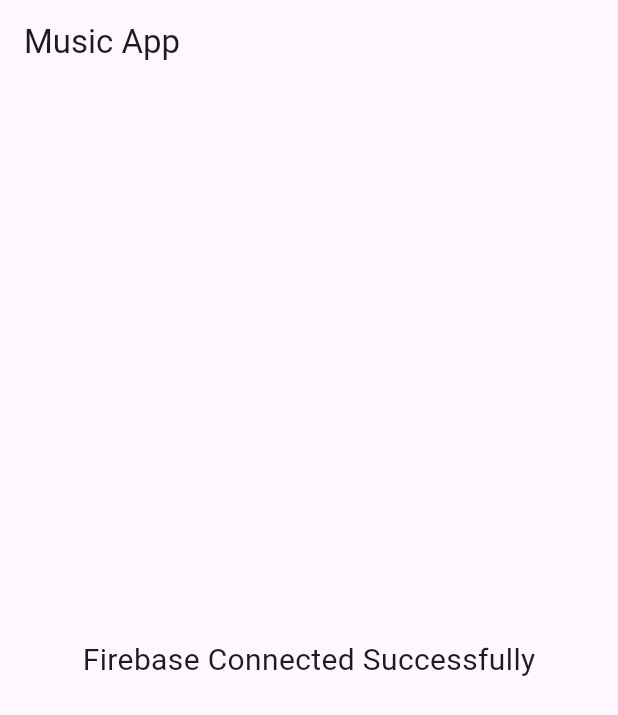
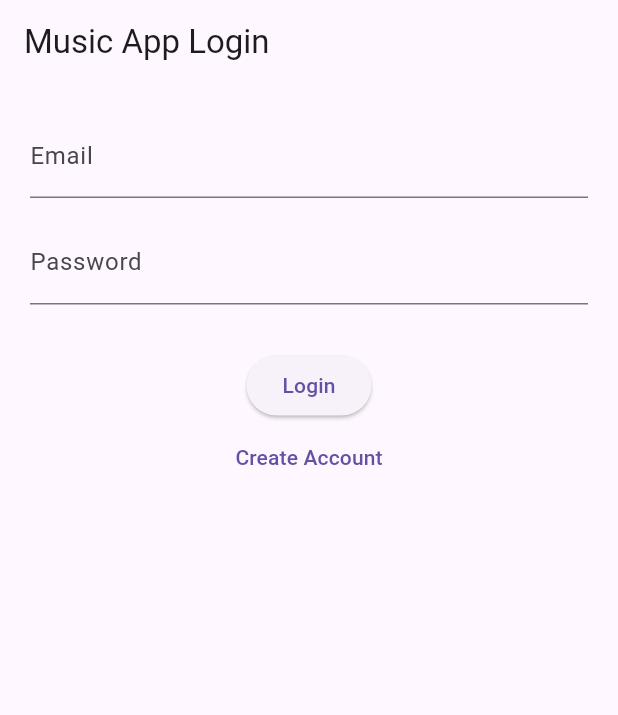
Before and after one commit to Afffiq/music_app, a Flutter app: the screen it shows after launch, on a phone screen of 412 x 824 dp. Shown: the top 715 px of the screen. Run offline on Flutter 3.47's test engine with Material 3 defaults, Android fonts, the phone set to English and light mode, and no system bars; our stand-ins replace firebase_auth, firebase_core; accounts and stored records are empty.

Commit message:
Completed Firebase authentication module

```diff
--- a/lib/main.dart
+++ b/lib/main.dart
@@ -1,6 +1,7 @@
 import 'package:flutter/material.dart';
 import 'package:firebase_core/firebase_core.dart';
 import 'firebase_options.dart';
+import 'screens/login_screen.dart';
 
 Future<void> main() async {
   WidgetsFlutterBinding.ensureInitialized();
@@ -20,17 +21,7 @@ class MyApp extends StatelessWidget {
     return MaterialApp(
       debugShowCheckedModeBanner: false,
       title: 'Music App',
-      home: Scaffold(
-        appBar: AppBar(
-          title: const Text('Music App'),
-        ),
-        body: const Center(
-          child: Text(
-            'Firebase Connected Successfully',
-            style: TextStyle(fontSize: 20),
-          ),
-        ),
-      ),
+      home: const LoginScreen(),
     );
   }
 }
--- a/lib/screens/login_screen.dart
+++ b/lib/screens/login_screen.dart
@@ -0,0 +1,91 @@
+import 'package:flutter/material.dart';
+import 'register_screen.dart';
+import '../services/auth_service.dart';
+import 'home_screen.dart';
+
+class LoginScreen extends StatefulWidget {
+  const LoginScreen({super.key});
+
+  @override
+  State<LoginScreen> createState() => _LoginScreenState();
+}
+
+class _LoginScreenState extends State<LoginScreen> {
+  final TextEditingController emailController =
+      TextEditingController();
+
+  final TextEditingController passwordController =
+      TextEditingController();
+
+  final authService = AuthService();
+
+Future<void> login() async {
+  try {
+    await authService.signIn(
+      email: emailController.text.trim(),
+      password: passwordController.text.trim(),
+    );
+
+    if (!mounted) return;
+
+    Navigator.pushReplacement(
+      context,
+      MaterialPageRoute(
+        builder: (context) => const HomeScreen(),
+      ),
+    );
+  } catch (e) {
+    if (!mounted) return;
+
+    ScaffoldMessenger.of(context).showSnackBar(
+      SnackBar(content: Text(e.toString())),
+    );
+  }
+}
+
+  @override
+  Widget build(BuildContext context) {
+    return Scaffold(
+      appBar: AppBar(
+        title: const Text("Music App Login"),
+      ),
+      body: Padding(
+        padding: const EdgeInsets.all(20),
+        child: Column(
+          children: [
+            TextField(
+              controller: emailController,
+              decoration: const InputDecoration(
+                labelText: "Email",
+              ),
+            ),
+            const SizedBox(height: 15),
+            TextField(
+              controller: passwordController,
+              obscureText: true,
+              decoration: const InputDecoration(
+                labelText: "Password",
+              ),
+            ),
+            const SizedBox(height: 30),
+            ElevatedButton(
+              onPressed: login,
+              child: const Text("Login"),
+            ),
+            TextButton(
+              onPressed: () {
+  Navigator.push(
+    context,
+    MaterialPageRoute(
+      builder: (context) => const RegisterScreen(),
+    ),
+  );
+},
+              child: const Text("Create Account"),
+            )
+          ],
+        ),
+      ),
+    );
+  }
+}
--- /dev/null
+++ b/lib/services/auth_service.dart
@@ -0,0 +1,31 @@
+import 'package:firebase_auth/firebase_auth.dart';
+
+class AuthService {
+  final FirebaseAuth _auth = FirebaseAuth.instance;
+
+  Future<UserCredential> signUp({
+    required String email,
+    required String password,
+  }) async {
+    return await _auth.createUserWithEmailAndPassword(
+      email: email,
+      password: password,
+    );
+  }
+
+  Future<UserCredential> signIn({
+    required String email,
+    required String password,
+  }) async {
+    return await _auth.signInWithEmailAndPassword(
+      email: email,
+      password: password,
+    );
+  }
+
+  Future<void> signOut() async {
+    await _auth.signOut();
+  }
+
+  User? get currentUser => _auth.currentUser;
+}
```
Also changed, not shown: lib/screens/home_screen.dart (+42 -0 lines), lib/screens/register_screen.dart (+76 -0 lines), lib/services/auth_screen.dart (deleted).
